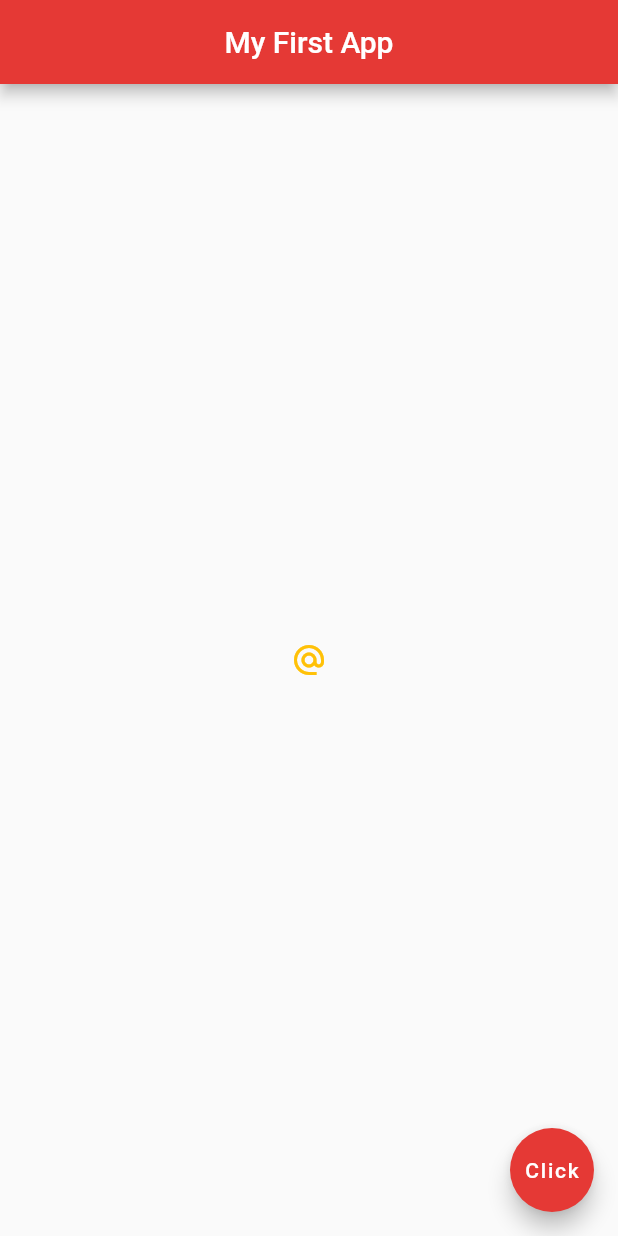
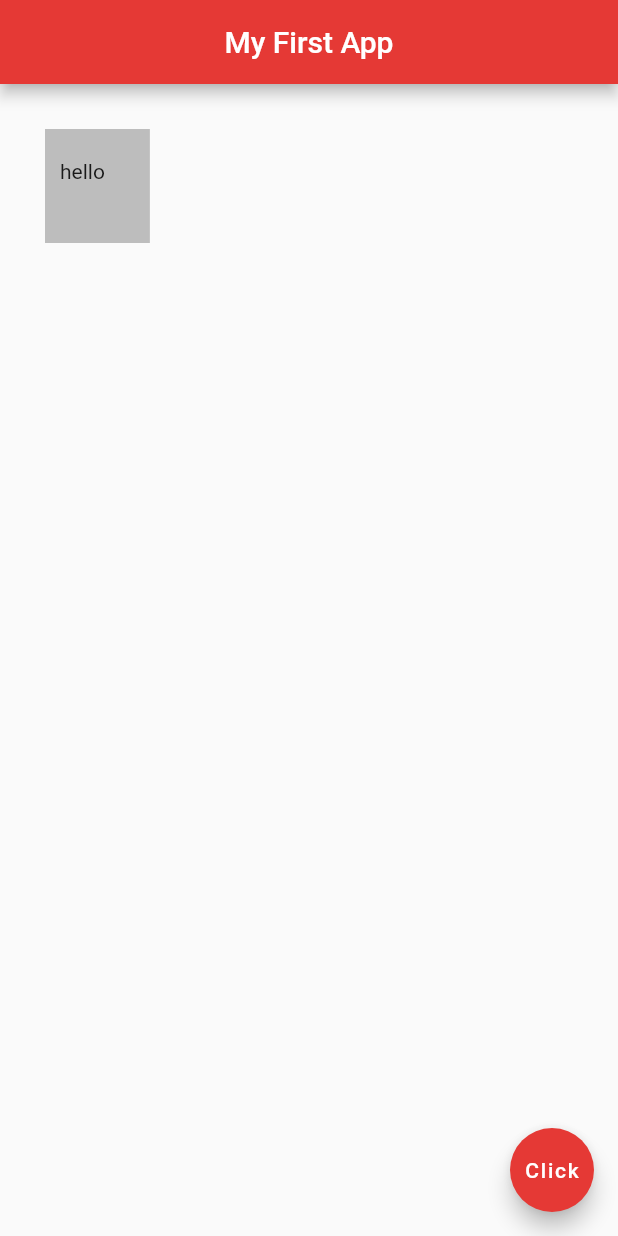
Before and after one commit to jonathanpperry/flutter-training, a Flutter app: the screen it shows after launch, on a phone screen of 412 x 824 dp. Run offline on Flutter 3.47's test engine with Material 2 defaults, Android fonts, the phone set to English and light mode, and no system bars.

Commit message:
Finished part 10 - containers & padding

```diff
--- a/lib/main.dart
+++ b/lib/main.dart
@@ -11,11 +11,11 @@ class Home extends StatelessWidget {
         centerTitle: true,
         backgroundColor: Colors.red[600],
       ),
-      body: Center(
-        child: IconButton(
-            onPressed: () {},
-            icon: Icon(Icons.alternate_email),
-            color: Colors.amber),
+      body: Container(
+        padding: EdgeInsets.fromLTRB(10.0, 20.0, 30.0, 40.0),
+        margin: EdgeInsets.all(30.0),
+        color: Colors.grey[400],
+        child: Text("hello"),
       ),
       floatingActionButton: FloatingActionButton(
         onPressed: () {},
```
